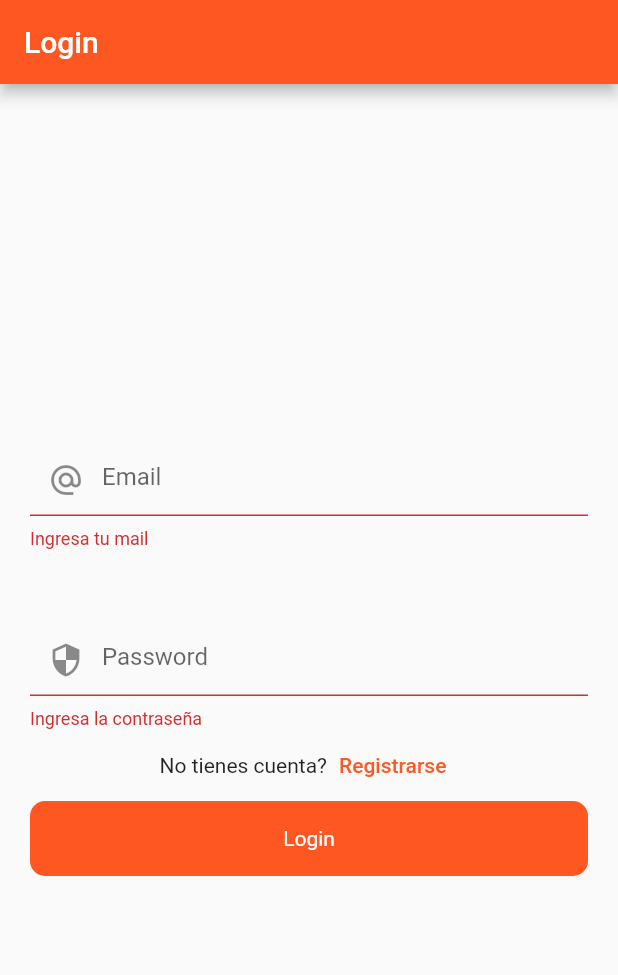
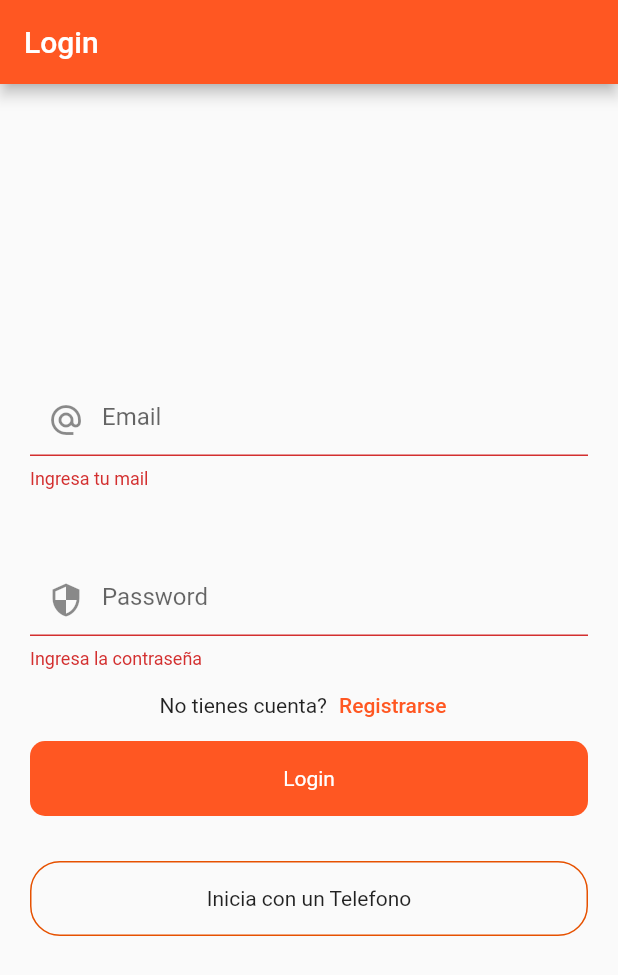
Before and after one commit to BrayanAdair/Flutter-Firebase-Login, a Flutter app: the screen it shows after launch, after a tap on "Login", on a phone screen of 412 x 824 dp. Shown: the top 975 px of the screen. Run offline on Flutter 3.47's test engine with Material 2 defaults, Android fonts, the phone set to English and light mode, and no system bars; our stand-ins replace firebase_auth, firebase_core, flutter_login, fluttertoast; accounts and stored records are empty.

Commit message:
Update Redireccion a Login

```diff
--- a/lib/firebase_services/splash_services.dart
+++ b/lib/firebase_services/splash_services.dart
@@ -1,11 +1,23 @@
 import 'dart:async';
+import 'package:firebase_auth/firebase_auth.dart';
 import 'package:login/ui/auth/login_screen.dart';
 import 'package:flutter/material.dart';
+import 'package:login/ui/auth/posts/post_screen.dart';
 
 class splashServices {
   void isLogin(BuildContext context) {
-    Timer(const Duration(seconds: 3), () =>      Navigator.push(
-          context, MaterialPageRoute(builder: (context) => LoginScreen()))
-);
+    final auth = FirebaseAuth.instance;
+    final user = auth.currentUser;
+    if(user != null){
+      Timer(
+      const Duration(seconds: 3),
+       () =>      Navigator.push(context,
+        MaterialPageRoute(builder: (context) => PostScreen())));
+    }else{
+    Timer(
+      const Duration(seconds: 3),
+       () =>      Navigator.push(context,
+        MaterialPageRoute(builder: (context) => LoginScreen())));
+    }
 }
 }
--- a/lib/ui/auth/login_screen.dart
+++ b/lib/ui/auth/login_screen.dart
@@ -1,4 +1,5 @@
 import 'package:firebase_auth/firebase_auth.dart';
+import 'package:login/ui/auth/login_with_phone.dart';
 import 'package:login/ui/auth/posts/post_screen.dart';
 import 'package:login/ui/auth/signup_screen.dart';
 import 'package:login/utils/utils.dart';
@@ -14,6 +15,7 @@ class LoginScreen extends StatefulWidget {
 }
 
 class _LoginScreenState extends State<LoginScreen> {
+  bool loading = false;
   final _formKey = GlobalKey<FormState>();
   final emailController = TextEditingController();
   final passwordController = TextEditingController();
@@ -26,6 +28,9 @@ class _LoginScreenState extends State<LoginScreen> {
     passwordController.dispose();
   }
   void login(){
+    setState((){
+      loading = true;
+    });
     _auth
     .signInWithEmailAndPassword(
       email: emailController.text,
@@ -98,17 +103,38 @@ class _LoginScreenState extends State<LoginScreen> {
                             },
                             child: Text('Registrarse'))
                       ],
-                    )
+                    ),
+
                   ],
                 )),
             RoundButton(
               title: 'Login',
+              loading: loading,
               onTap: () {
                 if (_formKey.currentState!.validate()) {
                   login();
                 }
               },
-            )
+            ),
+            const SizedBox(
+              height: 30,
+            ),
+            InkWell(
+              onTap: (){
+                Navigator.push(
+                  context,
+                  MaterialPageRoute(
+                    builder: (context) => LoginWithPhoneNumber()));
+              },
+
+            child: Container(
+                        height: 50,
+                        decoration: BoxDecoration(
+                          borderRadius: BorderRadius.circular(20),
+                          border: Border.all(color: Colors.orange.shade900)),
+                          child: Center(child: Text("Inicia con un Telefono")),
+                      ),
+            ),
           ],
         ),
       ),
```
Also changed, not shown: lib/ui/auth/login_with_phone.dart (added, +81 -0 lines), lib/ui/auth/posts/post_screen.dart (+22 -4 lines), lib/ui/auth/verify_code.dart (added, +21 -0 lines).
